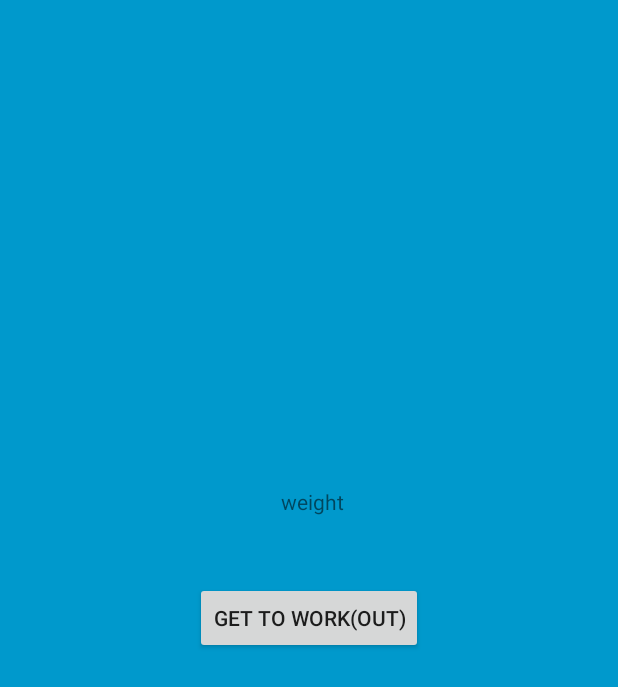
After one commit to kevintondo/Android4ALJ, an Android app: the layout new_app_widget.xml on its own in the app's theme, with its tools: preview values and no code run, on a phone screen of 412 x 824 dp. The commit adds this screen. Shown: the top 687 px of the screen. Run offline under Robolectric (Android 15) with nearby library versions, the phone set to English and light mode, and no system bars.

Commit message:
Added widget redirect, won't show text data tho

```diff
--- /dev/null
+++ b/NoPlanNoGain/app/src/main/res/layout/new_app_widget.xml
@@ -0,0 +1,25 @@
+<RelativeLayout xmlns:android="http://schemas.android.com/apk/res/android"
+    android:layout_width="match_parent"
+    android:layout_height="match_parent"
+    android:background="#09C"
+    android:padding="@dimen/widget_margin">
+
+    <Button
+        android:id="@+id/exemple_widget"
+        android:layout_width="wrap_content"
+        android:layout_height="wrap_content"
+        android:layout_centerInParent="true"
+        android:text="Get to work(out)" />
+
+    <TextView
+        android:id="@+id/poidWidgetTxt"
+        android:layout_width="141dp"
+        android:layout_height="45dp"
+        android:layout_above="@+id/exemple_widget"
+        android:layout_alignParentEnd="true"
+        android:layout_centerInParent="true"
+        android:layout_marginEnd="133dp"
+        android:layout_marginBottom="18dp"
+        android:text="weight"
+        android:textAlignment="center" />
+</RelativeLayout>
--- a/NoPlanNoGain/app/src/main/res/values/strings.xml
+++ b/NoPlanNoGain/app/src/main/res/values/strings.xml
@@ -7,4 +7,6 @@
     <string name="w_btn_plus_label">+</string>
     <string name="view_data">View Data</string>
     <string name="add">Add</string>
+    <string name="appwidget_text">EXAMPLE</string>
+    <string name="add_widget">Add widget</string>
 </resources>
```
Also changed, not shown: NoPlanNoGain/app/src/main/AndroidManifest.xml (+12 -1 lines), NoPlanNoGain/app/src/main/java/com/example/noplannogain/NewAppWidget.java (added, +60 -0 lines), NoPlanNoGain/app/src/main/res/values-v14/dimens.xml (added, +10 -0 lines), NoPlanNoGain/app/src/main/res/values/dimens.xml (added, +10 -0 lines), NoPlanNoGain/app/src/main/res/xml/new_app_widget_info.xml (added, +10 -0 lines), NoPlanNoGain/app/src/main/res/drawable-nodpi/example_appwidget_preview.png (added), NoPlanNoGain/app/src/main/res/xml/appwidget_provider.xml (line endings or trailing spaces).
